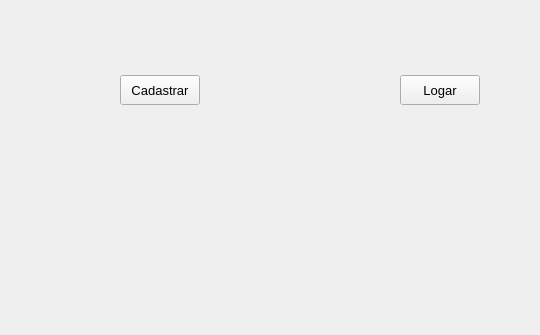
Old version of the form Front-End/Tela_Menu.ui in the repository Bryan-martins/Banco; both pictures show x 0 to 540 and y 145 to 480 of the 640 by 480 pixel window.
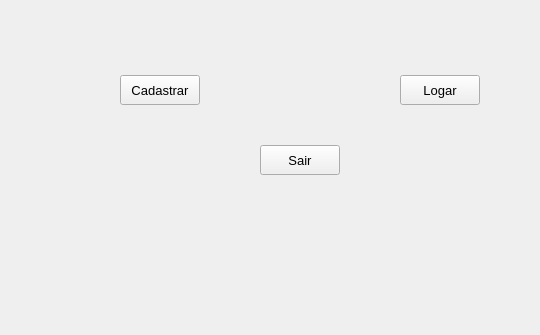
New version of the form.

Commit message: Atualizando telas e FInalizando C-S

```diff
--- a/Front-End/Tela_Menu.ui
+++ b/Front-End/Tela_Menu.ui
@@ -68,6 +68,24 @@
      <string>Logar</string>
     </property>
    </widget>
+   <widget class="QPushButton" name="pushButton_3">
+    <property name="geometry">
+     <rect>
+      <x>260</x>
+      <y>290</y>
+      <width>80</width>
+      <height>30</height>
+     </rect>
+    </property>
+    <property name="font">
+     <font>
+      <pointsize>10</pointsize>
+     </font>
+    </property>
+    <property name="text">
+     <string>Sair</string>
+    </property>
+   </widget>
   </widget>
   <widget class="QStatusBar" name="statusbar"/>
  </widget>
```
The commit also changes 6 other files.
